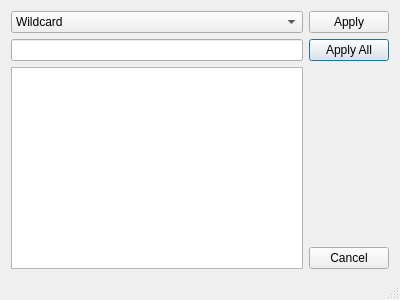
Above: asammdf/gui/ui/search_dialog.ui from danielhrisca/asammdf before the change. Below: the same form after it.
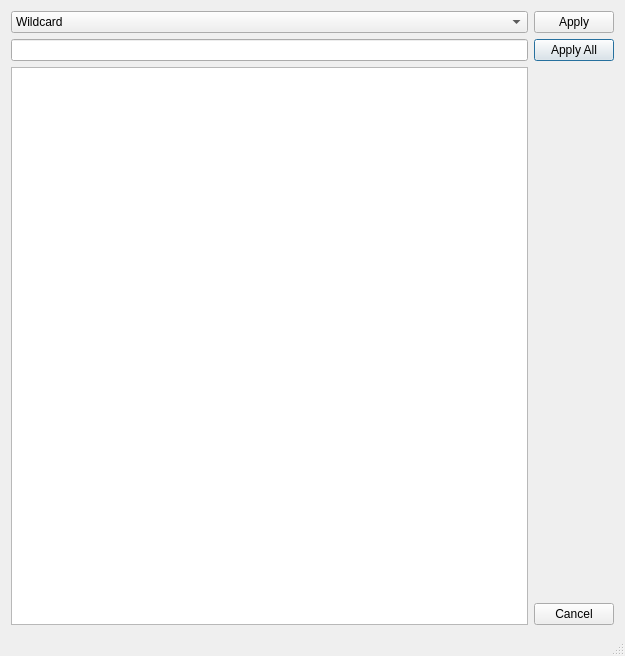
That is the form after the change.

Commit message: CTRL+C to copy channel name from display list; increase search dialog size

What changed in the file:
```diff
--- a/asammdf/gui/ui/search_dialog.ui
+++ b/asammdf/gui/ui/search_dialog.ui
@@ -6,8 +6,8 @@
    <rect>
     <x>0</x>
     <y>0</y>
-    <width>400</width>
-    <height>300</height>
+    <width>625</width>
+    <height>656</height>
    </rect>
   </property>
   <property name="windowTitle">
```
The commit also changes 4 other files.
